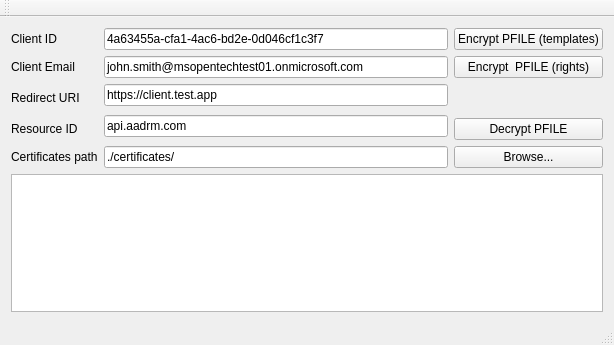
Above: samples/rms_sample/mainwindow.ui from AzureAD/rms-sdk-for-cpp before the change. Below: the same form after it.
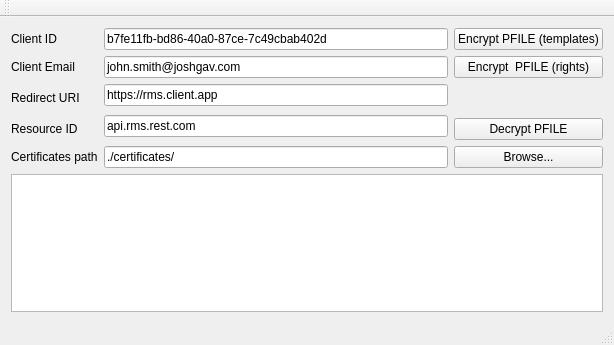
That is the form after the change.

Commit message: onprem creds

The edit to the form file:
```diff
--- a/samples/rms_sample/mainwindow.ui
+++ b/samples/rms_sample/mainwindow.ui
@@ -38,7 +38,7 @@
           <item row="0" column="1">
            <widget class="QLineEdit" name="lineEdit_clientId">
             <property name="text">
-             <string>4a63455a-cfa1-4ac6-bd2e-0d046cf1c3f7</string>
+             <string>b7fe11fb-bd86-40a0-87ce-7c49cbab402d</string>
             </property>
            </widget>
           </item>
@@ -52,7 +52,7 @@
           <item row="2" column="1">
            <widget class="QLineEdit" name="lineEdit_redirectUrl">
             <property name="text">
-             <string>https://client.test.app</string>
+             <string>https://rms.client.app</string>
             </property>
            </widget>
           </item>
@@ -73,7 +73,7 @@
           <item row="3" column="1" rowspan="2">
            <widget class="QLineEdit" name="lineEdit_resourseId">
             <property name="text">
-             <string>api.aadrm.com</string>
+             <string>api.rms.rest.com</string>
             </property>
            </widget>
           </item>
@@ -114,7 +114,7 @@
           <item row="1" column="1">
            <widget class="QLineEdit" name="lineEdit_clientEmail">
             <property name="text">
-             <string>john.smith@msopentechtest01.onmicrosoft.com</string>
+             <string>john.smith@joshgav.com</string>
             </property>
            </widget>
           </item>
```
The commit also changes 1 other file.
